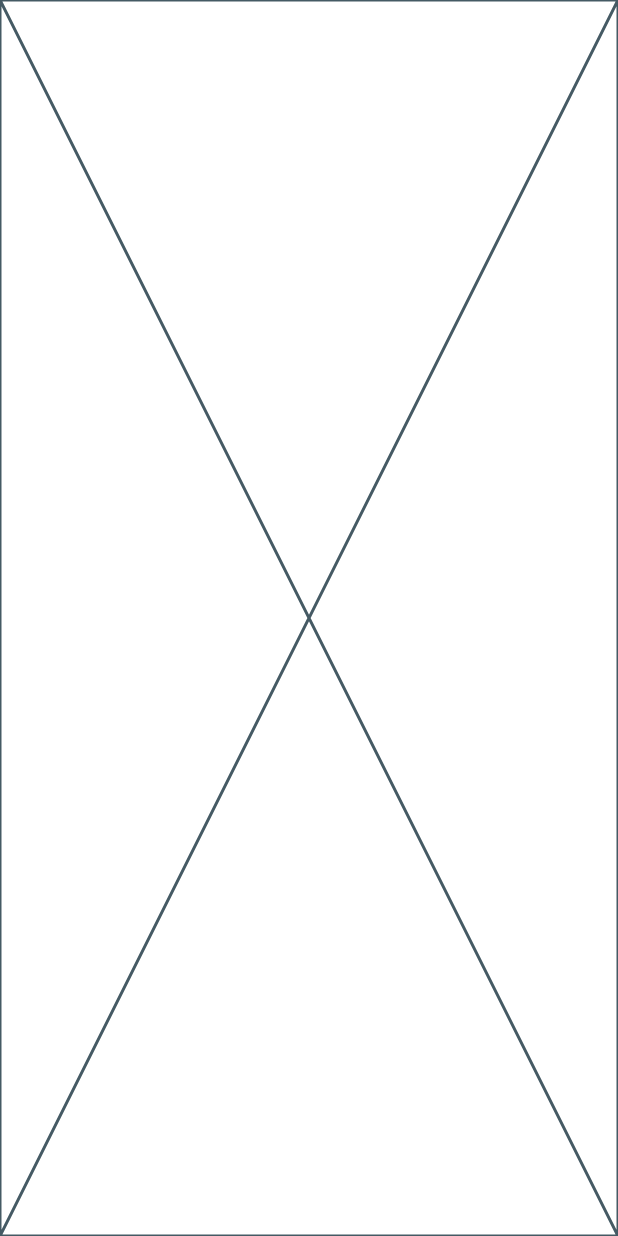
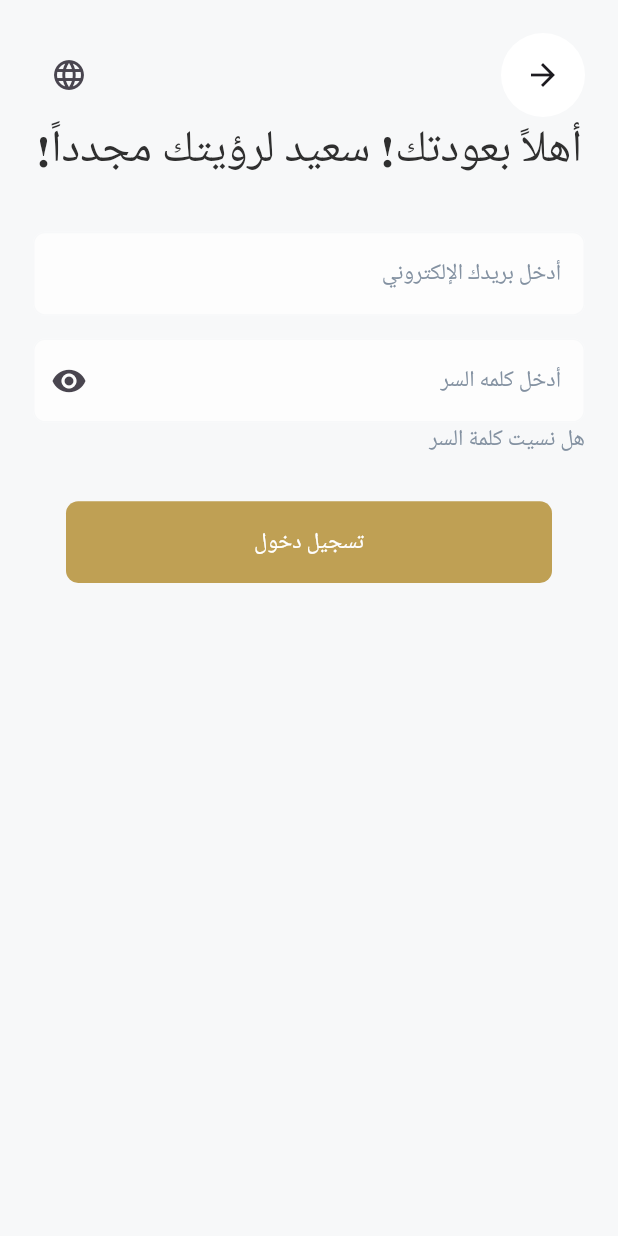
Before and after one commit to mariemosama272005-eng/book_store, a Flutter app: the screen it shows after launch, after a tap on the "language" icon, after a tap on "تسجيل دخول", on a phone screen of 412 x 824 dp. Run offline on Flutter 3.47's test engine with Material 3 defaults, Android fonts, the phone set to English and light mode, and no system bars; our stand-ins replace easy_localization, flutter_screenutil.

Commit message:
intial login screen & locallization

```diff
--- a/assets/translations/ar.json
+++ b/assets/translations/ar.json
@@ -1,5 +1,13 @@
 {
     "order":"اطلب كتابك الآن!",
     "login":"تسجيل دخول",
-    "register":"تسجيل"
+    "register":"تسجيل",
+    "welcome":"أهلاً بعودتك! سعيد لرؤيتك مجدداً!",
+    "email":"أدخل بريدك الإلكتروني",
+    "pass":"أدخل كلمه السر",
+    "emailRe":"البريد الإلكتروني مطلوب",
+    "validEmail":"'يرجى إدخال بريد إلكتروني صالح",
+    "passReq":"كلمة المرور مطلوبة",
+    "validPass":"يرجى إدخال كلمة مرور صالحة تتضمن أحرفاً كبيرة وأحرفاً صغيرة ورموزاً خاصة وأرقاماً.",
+    "forgetpass":"هل نسيت كلمة السر"
 }
--- a/lib/core/routes/app_router.dart
+++ b/lib/core/routes/app_router.dart
@@ -1,4 +1,5 @@
 import 'package:bookia/core/routes/app_routes.dart';
+import 'package:bookia/feature/auth/presentation/ui/forgetPass_screen.dart';
 import 'package:bookia/feature/auth/presentation/ui/login_screen.dart';
 import 'package:bookia/feature/auth/presentation/ui/register_screen.dart';
 import 'package:bookia/feature/welcome/presentation/ui/welcome_screen.dart';
@@ -13,6 +14,8 @@ class AppRouter {
           return MaterialPageRoute(builder:(_)=>WelcomeScreen());
           case AppRoutes.registerScreen:
           return MaterialPageRoute(builder:(_)=>RegisterScreen());
+          case AppRoutes.forgetpassScreen:
+          return MaterialPageRoute(builder:(_)=>ForgetPasswordScreen());
         }
 
   }
--- a/lib/core/routes/app_routes.dart
+++ b/lib/core/routes/app_routes.dart
@@ -3,6 +3,7 @@ class AppRoutes {
 static const String loginScreen="LoginScreen";
 static const String welcomeScreen="WelcomeScreen";
 static const String registerScreen="RegisterScreen";
+static const String forgetpassScreen="ForgetPasswordScreen";
 
 
 }
--- /dev/null
+++ b/lib/core/shared_wedgits/textForm_wedgit.dart
@@ -0,0 +1,63 @@
+import 'package:bookia/core/theme/app_colors.dart';
+import 'package:bookia/core/theme/app_textStyle.dart';
+import 'package:flutter/material.dart';
+import 'package:flutter_screenutil/flutter_screenutil.dart';
+
+class TextformWedgit extends StatefulWidget {
+  final String hintT;
+   final bool isPass;
+   final String ?Function(String?)? validator;
+   const TextformWedgit({this.validator,this.isPass=false,required this.hintT,super.key});
+
+  @override
+  State<TextformWedgit> createState() => _TextformWedgitState();
+}
+
+class _TextformWedgitState extends State<TextformWedgit> {
+  bool isObsecure =true;
+
+  @override
+  Widget build(BuildContext context) {
+    return TextFormField(
+      validator: widget.validator,
+      onTapOutside: (v){
+        FocusScope.of(context).unfocus();
+      },
+      cursorColor: AppColors.mainColor,
+      obscureText: widget.isPass&&isObsecure,
+
+      decoration: InputDecoration(
+        suffixIcon: widget.isPass?InkWell(
+          onTap: (){
+            setState(() {
+              isObsecure=!isObsecure;
+            });
+
+          },
+          child: Icon(Icons.visibility)):null,
+        fillColor: Colors.white70,
+        filled: true,
+        hintStyle: AppTextstyle.hintTextStyle,
+        hintText:widget.hintT,
+        border: OutlineInputBorder(
+          borderRadius: BorderRadius.circular(8.r),
+          borderSide: BorderSide(
+            color:AppColors.borderColor,
+          )
+        ),
+        enabledBorder: OutlineInputBorder(
+          borderRadius: BorderRadius.circular(8.r),
+          borderSide: BorderSide(
+            color:AppColors.borderColor,
+          )
+        ),
+        focusedBorder: OutlineInputBorder(
+          borderRadius: BorderRadius.circular(8.r),
+          borderSide: BorderSide(
+            color:AppColors.mainColor,
+          )
+        ),
+      ),
+    );
+  }
+}
--- a/lib/feature/auth/presentation/ui/login_screen.dart
+++ b/lib/feature/auth/presentation/ui/login_screen.dart
@@ -1,10 +1,31 @@
+import 'package:bookia/core/theme/app_textStyle.dart';
+import 'package:bookia/feature/auth/presentation/ui/wedgit/appBar_wedgit.dart';
+import 'package:bookia/feature/auth/presentation/ui/wedgit/login_form.dart';
+import 'package:easy_localization/easy_localization.dart';
 import 'package:flutter/material.dart';
+import 'package:flutter_screenutil/flutter_screenutil.dart';
 
 class LoginScreen extends StatelessWidget {
   const LoginScreen({super.key});
 
   @override
   Widget build(BuildContext context) {
-    return const Placeholder();
+    return Scaffold(
+      body: Padding(
+        padding: const EdgeInsets.all(22),
+            child: Column(
+
+          children: [
+            AppbarWedgit(),
+            Text("welcome".tr(),style: AppTextstyle.font30regular,),
+            32.verticalSpace,
+            LoginForm(),
+
+          ],
+        ),
+      ),
+
+
+    );
   }
 }
--- /dev/null
+++ b/lib/feature/auth/presentation/ui/wedgit/appBar_wedgit.dart
@@ -0,0 +1,38 @@
+import 'package:bookia/core/theme/app_colors.dart';
+import 'package:easy_localization/easy_localization.dart';
+import 'package:flutter/material.dart';
+import 'package:flutter_screenutil/flutter_screenutil.dart';
+
+class AppbarWedgit extends StatelessWidget {
+  const AppbarWedgit({super.key});
+
+  @override
+  Widget build(BuildContext context) {
+    return AppBar(
+      backgroundColor: AppColors.backgroundc,
+      leading: Container(
+        width: 41.w,
+        height: 41.h,
+
+        decoration: BoxDecoration(
+          borderRadius: BorderRadius.circular(40),
+          color: Colors.white
+        ),
+        child: BackButton(onPressed: (){
+Navigator.pop(context);
+        }),
+
+      ),
+      actions: [
+         IconButton(onPressed: (){
+                      if(context.locale.languageCode=='ar'){
+                        context.setLocale(Locale('en'));
+                      }else{
+                        context.setLocale(Locale('ar'));
+                      }
+
+                    },icon: Icon(Icons.language)),
+      ],
+    );
+  }
+}
--- /dev/null
+++ b/lib/feature/auth/presentation/ui/wedgit/login_form.dart
@@ -0,0 +1,69 @@
+import 'package:bookia/core/routes/app_routes.dart';
+import 'package:bookia/core/shared_wedgits/mainButton_wedgit.dart';
+import 'package:bookia/core/shared_wedgits/textForm_wedgit.dart';
+import 'package:bookia/core/theme/app_textStyle.dart';
+import 'package:bookia/core/util/App_validator.dart';
+import 'package:easy_localization/easy_localization.dart';
+import 'package:flutter/material.dart';
+import 'package:flutter_screenutil/flutter_screenutil.dart';
+
+class LoginForm extends StatefulWidget {
+  const LoginForm({super.key});
+
+  @override
+  State<LoginForm> createState() => _LoginFormState();
+}
+
+class _LoginFormState extends State<LoginForm> {
+  var formState=GlobalKey<FormState>();
+  @override
+  Widget build(BuildContext context) {
+    return Form(
+      key: formState,
+      child: Column(
+
+        children: [
+          TextformWedgit(hintT: "email".tr(),validator: (v) {
+            if(v==null||v.isEmpty){
+              return"emailRe".tr();
+            }
+            if(!AppValidator.isValidEmail(v)){
+return"validEmail".tr();
+
+            }
+
+
+          },),
+          15.verticalSpace,
+          TextformWedgit(hintT: "pass".tr(),isPass: true,validator: (v) {
+            if(v==null||v.isEmpty){
+              return"passReq".tr();
+            }
+            if(!AppValidator.isPasswordValid(v)){
+return"validPass".tr();
+
+            }
+            }),
+            Align(
+alignment: Alignment.centerRight,
+              child: InkWell(child: Text("forgetpass".tr(),style: AppTextstyle.hintTextStyle,),
+              onTap: (){
+
+                         Navigator.pushNamed(context, AppRoutes.forgetpassScreen);
+
+
+                      },
+
+              ),
+            ),
+            30.verticalSpace,
+            MainbuttonWedgit(title: "login".tr(),onTap:
+            (){
+              formState.currentState?.validate();
+            },),
+
+        ],
+      ),
+    );
+  }
+}
```
Also changed, not shown: assets/translations/en.json (+9 -1 lines), lib/core/util/App_validator.dart (added, +18 -0 lines), lib/feature/auth/presentation/ui/forgetPass_screen.dart (added, +10 -0 lines).
